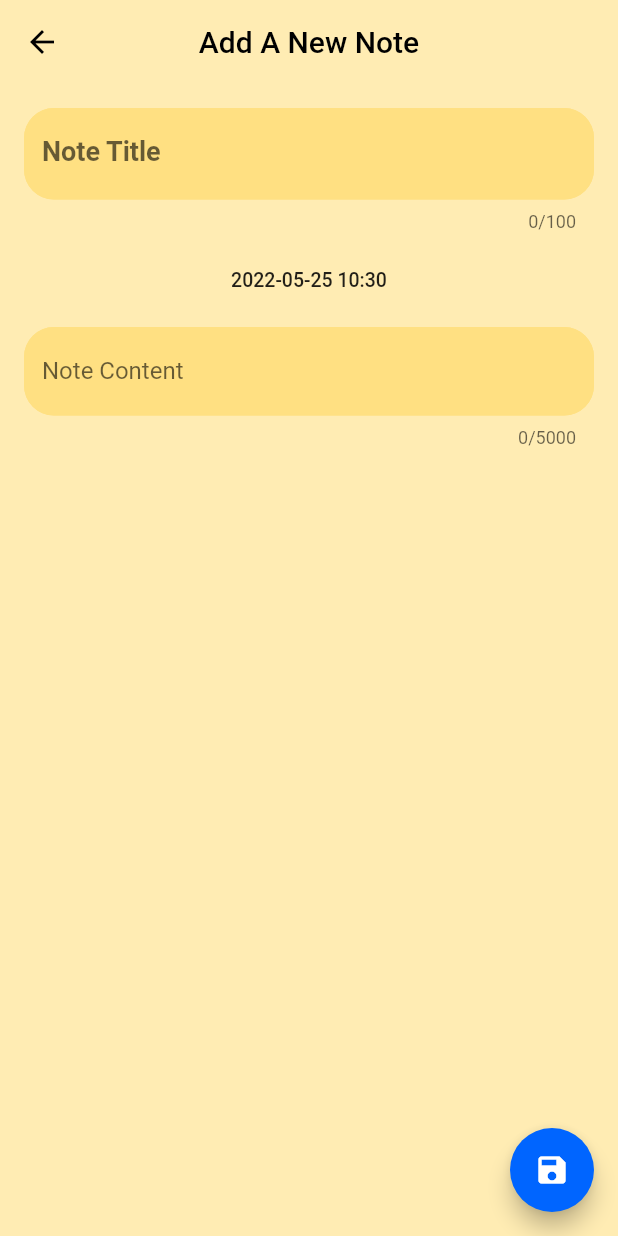
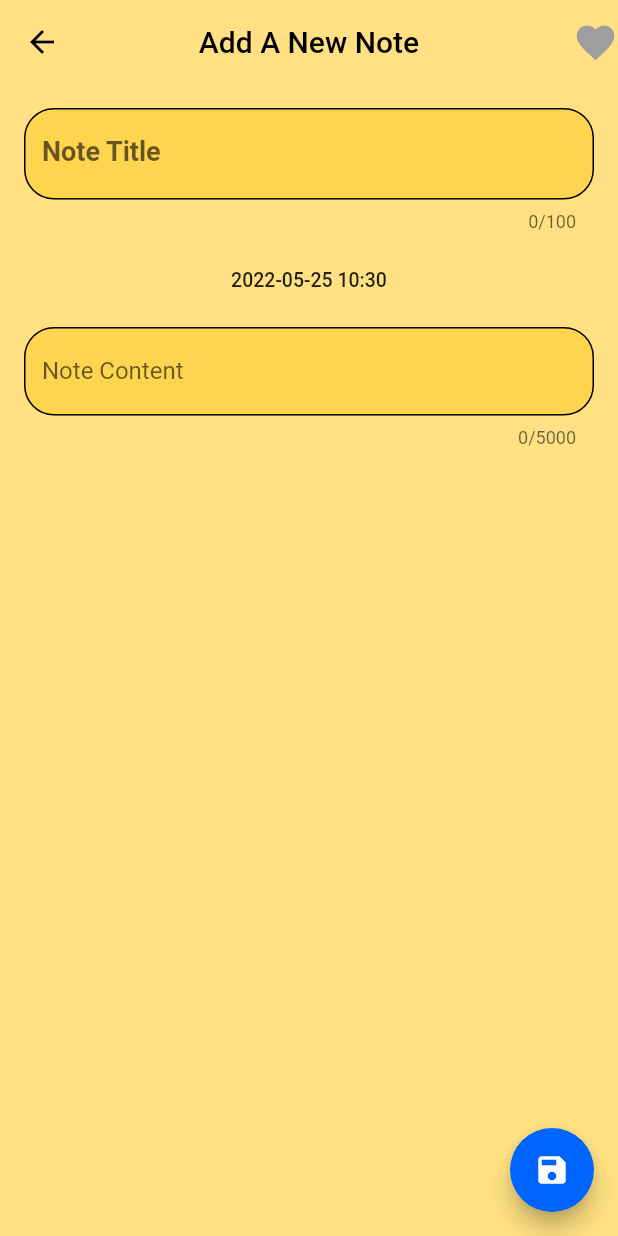
Before and after one commit to uclMuhammed/FireNotes, a Flutter app: the screen it shows after launch, after a tap on "Add Note", on a phone screen of 412 x 824 dp. Run offline on Flutter 3.47's test engine with Material 2 defaults, Android fonts, the phone set to English and light mode, and no system bars; drawn by our look-alikes of like_button; our stand-ins replace cloud_firestore, firebase_core, google_fonts; accounts and stored records are empty.

Commit message:
fav eklendi

```diff
--- a/lib/constructer/constructer.dart
+++ b/lib/constructer/constructer.dart
@@ -9,6 +9,7 @@ class Note extends ChangeNotifier {
   String? creation_date;
   String? note_content;
   int? color_id;
+  bool? favorite;
 
   Note(
       {this.ischecking = false,
@@ -16,7 +17,8 @@ class Note extends ChangeNotifier {
       this.creation_date,
       this.note_content,
       this.note_tile,
-      this.id});
+      this.id,
+      this.favorite});
 
   Map<String, dynamic> toJson() => {
         "id": id,
@@ -25,11 +27,6 @@ class Note extends ChangeNotifier {
         "note_content": note_content,
         "color_id": color_id,
         "ischecking": ischecking,
+        "favorite": favorite,
       };
-
-  /*
-  void isChecking(bool newBool) {
-    ischecking = newBool;
-    notifyListeners();
-  }*/
 }
--- a/lib/screen/home_screen.dart
+++ b/lib/screen/home_screen.dart
@@ -1,8 +1,16 @@
+import 'package:cloud_firestore/cloud_firestore.dart';
+
 import 'package:fire_notes/screen/note_editor.dart';
-import 'package:fire_notes/stream/firebase_home_stream.dart';
+import 'package:fire_notes/screen/note_reader.dart';
+
 import 'package:fire_notes/style/app_style.dart';
+import 'package:fire_notes/widgets/fav_list.dart';
+import 'package:fire_notes/widgets/note_card.dart';
+
 import 'package:flutter/material.dart';
+import 'package:like_button/like_button.dart';
 
+import '../widgets/all_list.dart';
 import '../widgets/all_selected_delete_button.dart';
 
 class HomeScreen extends StatefulWidget {
@@ -12,6 +20,11 @@ class HomeScreen extends StatefulWidget {
 }
 
 class _HomeScreenState extends State<HomeScreen> {
+  TextEditingController searchController = TextEditingController();
+
+  bool showFavorite = false;
+  bool isRefresh = false;
+
   @override
   Widget build(BuildContext context) {
     return Scaffold(
@@ -21,17 +34,33 @@ class _HomeScreenState extends State<HomeScreen> {
         backgroundColor: AppStyle.mainColor,
         title: const Text("Fire Notes"),
         centerTitle: true,
-        actions: const [AllSelectedDeleteButton()],
+        actions: [
+          const AllSelectedDeleteButton(),
+          LikeButton(
+            size: 30,
+            onTap: (value) async {
+              showFavorite = !showFavorite;
+
+              return showFavorite;
+            },
+          )
+        ],
       ),
-      body: Column(
-        crossAxisAlignment: CrossAxisAlignment.start,
-        mainAxisAlignment: MainAxisAlignment.start,
-        children: const [
-          SizedBox(height: 20),
-          Expanded(
-            child: FireBaseStream(),
-          ),
-        ],
+      body: RefreshIndicator(
+        onRefresh: () {
+          return Future.delayed(const Duration(seconds: 1));
+        },
+        child: Column(
+          crossAxisAlignment: CrossAxisAlignment.start,
+          mainAxisAlignment: MainAxisAlignment.start,
+          children: [
+            Expanded(
+              child: showFavorite
+                  ? favCardList(isRefresh)
+                  : allCardList(isRefresh),
+            ),
+          ],
+        ),
       ),
       floatingActionButton: FloatingActionButton.extended(
         onPressed: () {
@@ -45,4 +74,32 @@ class _HomeScreenState extends State<HomeScreen> {
       ),
     );
   }
+
+  GridView homeScreenCard(
+      Iterable<QueryDocumentSnapshot<Object?>> myList, BuildContext context) {
+    return GridView.count(
+      crossAxisCount: 2,
+      children: myList
+          .map(
+            (note) => noteCard(() {
+              Navigator.push(
+                context,
+                MaterialPageRoute(
+                  builder: (context) => NoteReaderScreen(note),
+                ),
+              );
+            }, note),
+          )
+          .toList(),
+    );
+  }
 }
+
+OutlineInputBorder textFormFieldBorderStyle() {
+  return const OutlineInputBorder(
+    borderRadius: BorderRadius.all(
+      Radius.circular(20),
+    ),
+    borderSide: BorderSide(color: Colors.white),
+  );
+}
--- a/lib/screen/note_editor.dart
+++ b/lib/screen/note_editor.dart
@@ -4,6 +4,7 @@ import 'package:cloud_firestore/cloud_firestore.dart';
 import 'package:fire_notes/constructer/constructer.dart';
 import 'package:fire_notes/style/app_style.dart';
 import 'package:flutter/material.dart';
+import 'package:like_button/like_button.dart';
 
 class NoteEditorScreen extends StatefulWidget {
   const NoteEditorScreen({Key? key}) : super(key: key);
@@ -18,6 +19,8 @@ class _NoteEditorScreenState extends State<NoteEditorScreen> {
   final TextEditingController _tileController = TextEditingController();
   final TextEditingController _contentController = TextEditingController();
 
+  bool favorite = false;
+
   String daet = DateTime.now().toString();
   get dates => daet.replaceRange(16, null, "");
 
@@ -28,15 +31,24 @@ class _NoteEditorScreenState extends State<NoteEditorScreen> {
     return null;
   }
 
+  int colorId = Random().nextInt(AppStyle.cardColors.length);
   @override
   Widget build(BuildContext context) {
-    int colorId = Random().nextInt(AppStyle.cardColors.length);
-
     return Scaffold(
       backgroundColor: AppStyle.cardColors[colorId],
       appBar: AppBar(
         backgroundColor: AppStyle.cardColors[colorId],
         elevation: 0,
+        actions: [
+          LikeButton(
+            size: 30,
+            onTap: (value) async {
+              favorite = !favorite;
+
+              return favorite;
+            },
+          ),
+        ],
         centerTitle: true,
         iconTheme: const IconThemeData(color: Colors.black),
         title: const Text(
@@ -52,6 +64,7 @@ class _NoteEditorScreenState extends State<NoteEditorScreen> {
             child: Column(
               children: [
                 TextFormField(
+                  keyboardType: TextInputType.name,
                   controller: _tileController,
                   maxLength: 100,
                   decoration:
@@ -108,8 +121,10 @@ class _NoteEditorScreenState extends State<NoteEditorScreen> {
                 note_tile: _tileController.text,
                 note_content: _contentController.text,
                 color_id: colorId,
-                creation_date: dates.toString());
+                creation_date: dates.toString(),
+                favorite: favorite);
             createNote(note);
+
             Navigator.pop(context);
           }
         }),
@@ -140,11 +155,11 @@ class _NoteEditorScreenState extends State<NoteEditorScreen> {
   }
 
   OutlineInputBorder textFormFieldBorderStyle(int colorId) {
-    return OutlineInputBorder(
-      borderRadius: const BorderRadius.all(
+    return const OutlineInputBorder(
+      borderRadius: BorderRadius.all(
         Radius.circular(20),
       ),
-      borderSide: BorderSide(color: AppStyle.contentColors[colorId]),
+      // borderSide: BorderSide(color: AppStyle.contentColors[colorId]),
     );
   }
 }
--- a/lib/stream/firebase_home_stream.dart
+++ /dev/null
@@ -1,55 +0,0 @@
-// ignore_for_file: unused_import
-
-import 'package:cloud_firestore/cloud_firestore.dart';
-import 'package:fire_notes/constructer/constructer.dart';
-import 'package:fire_notes/screen/note_reader.dart';
-import 'package:flutter/material.dart';
-import 'package:google_fonts/google_fonts.dart';
-
-import '../widgets/note_card.dart';
-
-class FireBaseStream extends StatelessWidget {
-  const FireBaseStream({
-    Key? key,
-  }) : super(key: key);
-
-  @override
-  Widget build(BuildContext context) {
-    return StreamBuilder<QuerySnapshot>(
-      stream: FirebaseFirestore.instance.collection("Notes").snapshots(),
-      builder: (context, AsyncSnapshot<QuerySnapshot> snapshots) {
-        if (snapshots.connectionState == ConnectionState.waiting) {
-          return const Center(
-            child: CircularProgressIndicator(),
-          );
-        }
-        if (snapshots.hasData) {
-          var myList = snapshots.data!.docs.toList().reversed;
-          return Stack(children: [
-            GridView(
-              gridDelegate: const SliverGridDelegateWithFixedCrossAxisCount(
-                  crossAxisCount: 2),
-              children: myList
-                  .map(
-                    (note) => noteCard(() {
-                      Navigator.push(
-                        context,
-                        MaterialPageRoute(
-                          builder: (context) => NoteReaderScreen(note),
-                        ),
-                      );
-                    }, note),
-                  )
-                  .toList(),
-            ),
-          ]);
-        }
-        return Center(
-            child: Text(
-          "There's no notes",
-          style: GoogleFonts.nunito(color: Colors.white),
-        ));
-      },
-    );
-  }
-}
--- a/lib/style/app_style.dart
+++ b/lib/style/app_style.dart
@@ -7,18 +7,6 @@ class AppStyle {
   static Color accentColor = const Color(0xff0065ff);
 
   static List<Color> cardColors = [
-    Colors.red.shade100,
-    Colors.pink.shade100,
-    Colors.orange.shade100,
-    Colors.yellow.shade100,
-    Colors.green.shade100,
-    Colors.blue.shade100,
-    Colors.grey.shade100,
-    Colors.amber.shade100,
-    Colors.cyan.shade100
-  ];
-
-  static List<Color> contentColors = [
     Colors.red.shade200,
     Colors.pink.shade200,
     Colors.orange.shade200,
@@ -30,6 +18,18 @@ class AppStyle {
     Colors.cyan.shade200
   ];
 
+  static List<Color> contentColors = [
+    Colors.red.shade300,
+    Colors.pink.shade300,
+    Colors.orange.shade300,
+    Colors.yellow.shade300,
+    Colors.green.shade300,
+    Colors.blue.shade300,
+    Colors.grey.shade300,
+    Colors.amber.shade300,
+    Colors.cyan.shade300
+  ];
+
   static TextStyle mainTile =
       GoogleFonts.roboto(fontSize: 18, fontWeight: FontWeight.bold);
   static TextStyle mainContetnt =
--- /dev/null
+++ b/lib/widgets/all_list.dart
@@ -0,0 +1,41 @@
+import 'package:cloud_firestore/cloud_firestore.dart';
+import 'package:fire_notes/screen/note_reader.dart';
+import 'package:fire_notes/widgets/note_card.dart';
+import 'package:flutter/material.dart';
+
+StreamBuilder<QuerySnapshot<Object?>> allCardList(bool isRefresh) {
+  return StreamBuilder<QuerySnapshot>(
+    stream: FirebaseFirestore.instance.collection("Notes").snapshots(),
+    builder: (context, AsyncSnapshot<QuerySnapshot> snapshots) {
+      if (snapshots.connectionState == ConnectionState.waiting) {
+        return const Center(
+          child: CircularProgressIndicator(),
+        );
+      }
+
+      if (snapshots.hasData) {
+        var myList = snapshots.data!.docs.toList().reversed;
+
+        return GridView.count(
+          crossAxisCount: 2,
+          children: myList
+              .map(
+                (note) => noteCard(() {
+                  Navigator.push(
+                    context,
+                    MaterialPageRoute(
+                      builder: (context) => NoteReaderScreen(note),
+                    ),
+                  );
+                }, note),
+              )
+              .toList(),
+        );
+      }
+
+      return const Center(
+        child: Text("There's no Notes"),
+      );
+    },
+  );
+}
--- a/pubspec.yaml
+++ b/pubspec.yaml
@@ -38,6 +38,7 @@ dependencies:
   cloud_firestore: ^3.1.14
   google_fonts: ^2.3.2
   provider: ^6.0.2
+  like_button: ^2.0.4
 
 dev_dependencies:
   flutter_test:
```
Also changed, not shown: lib/screen/reader_editor.dart (+14 -0 lines), lib/widgets/fav_list.dart (added, +53 -0 lines), pubspec.lock.
